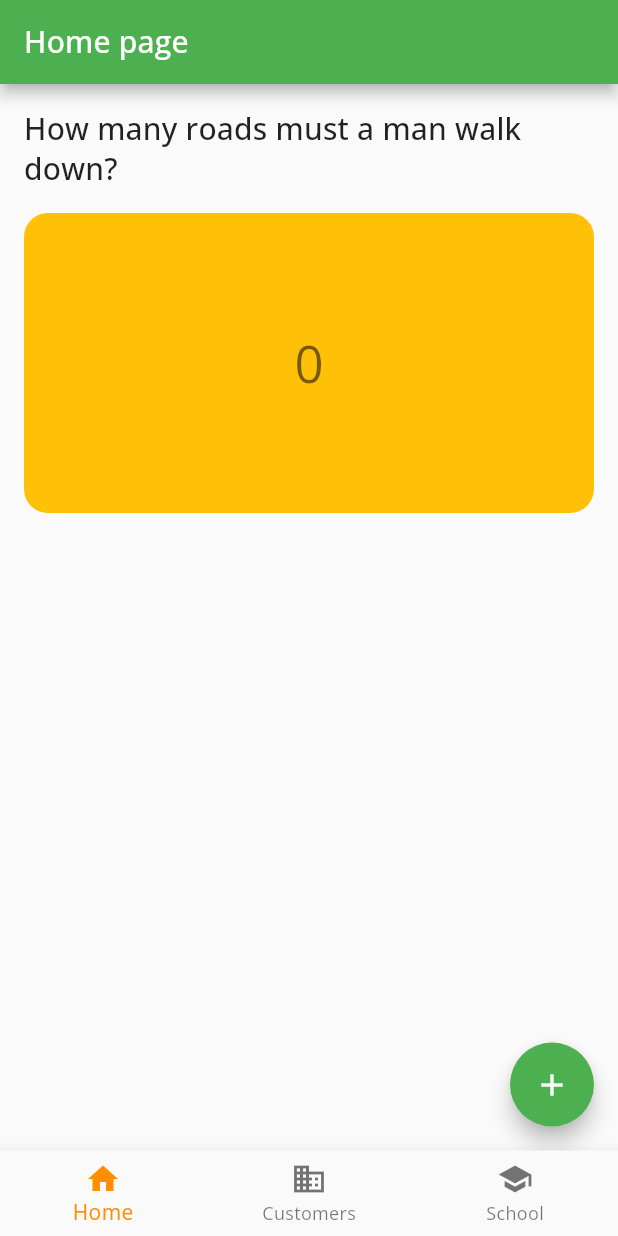
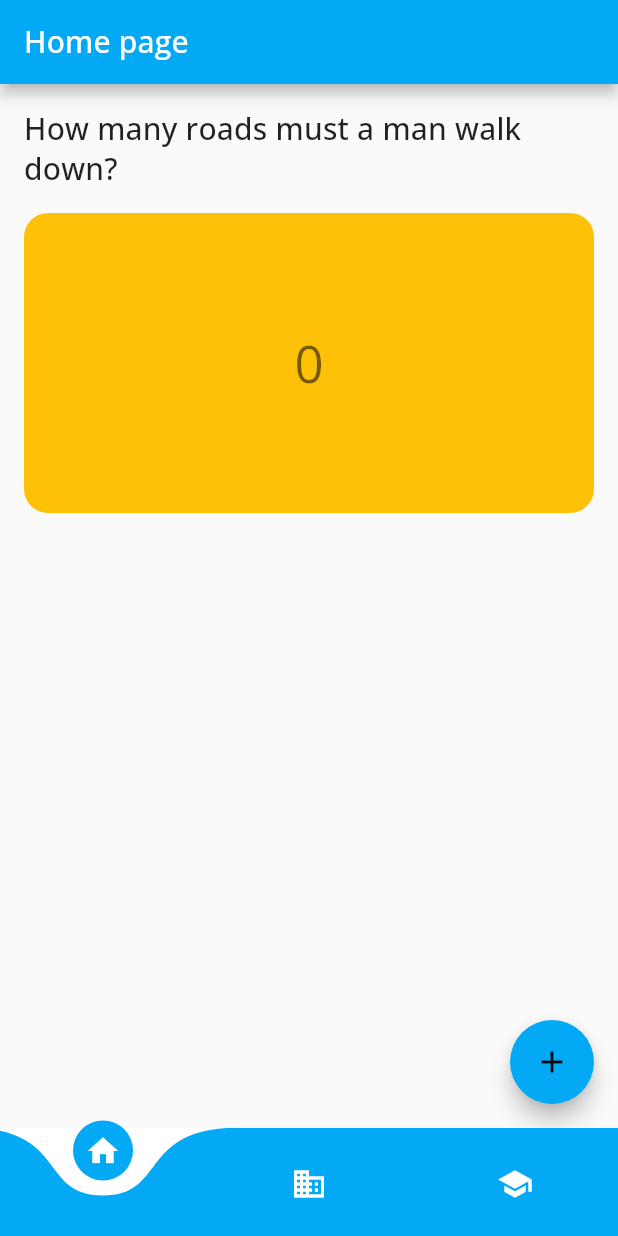
Before and after one commit to haukurmar/first_flutter_app, a Flutter app: the screen it shows after launch, on a phone screen of 412 x 824 dp. Run offline on Flutter 3.47's test engine with Material 2 defaults, Android fonts, the phone set to English and light mode, and no system bars; drawn by our look-alikes of curved_navigation_bar; our stand-ins replace google_fonts.

```diff
--- a/lib/main.dart
+++ b/lib/main.dart
@@ -1,3 +1,4 @@
+import 'package:curved_navigation_bar/curved_navigation_bar.dart';
 import 'package:flutter/material.dart';
 import 'package:google_fonts/google_fonts.dart';
 
@@ -39,7 +40,7 @@ class _MyAppState extends State<MyApp> {
     return MaterialApp(
       title: 'Flutter Demo',
       theme: ThemeData(
-          primarySwatch: Colors.green,
+          primarySwatch: Colors.lightBlue,
           visualDensity: VisualDensity.adaptivePlatformDensity,
           textTheme: TextTheme(
             headline1: GoogleFonts.openSans(
@@ -70,38 +71,20 @@ class _MyAppState extends State<MyApp> {
                 fontSize: 10, fontWeight: FontWeight.w400, letterSpacing: 1.5),
           )),
       home: Scaffold(
-//        appBar: AppBar(
-//          title: Text(
-//            "App Header",
-//            //widget.title,
-//            style: TextStyle(
-//                fontFamily: Theme.of(context).textTheme.headline6.fontFamily,
-//                fontSize: Theme.of(context).textTheme.headline6.fontSize,
-//                fontWeight: Theme.of(context).textTheme.headline6.fontWeight,
-//                letterSpacing:
-//                    Theme.of(context).textTheme.headline6.letterSpacing,
-//                color: Colors.white),
-//          ),
-//        ),
         body: _pageOptions[_selectedPage],
-        bottomNavigationBar: BottomNavigationBar(
-          items: const <BottomNavigationBarItem>[
-            BottomNavigationBarItem(
-              icon: Icon(Icons.home),
-              title: Text('Home'),
-            ),
-            BottomNavigationBarItem(
-              icon: Icon(Icons.business),
-              title: Text('Customers'),
-            ),
-            BottomNavigationBarItem(
-              icon: Icon(Icons.school),
-              title: Text('School'),
-            ),
+        bottomNavigationBar: CurvedNavigationBar(
+          backgroundColor: Colors.white,
+          color: Colors.lightBlue,
+          height: 72,
+          animationDuration: Duration(milliseconds: 200),
+          animationCurve: Curves.bounceInOut,
+          onTap: _onItemTapped,
+          index: _selectedPage,
+          items: <Widget>[
+            Icon(Icons.home, size: 24, color: Colors.white),
+            Icon(Icons.business, size: 24, color: Colors.white),
+            Icon(Icons.school, size: 24, color: Colors.white),
           ],
-          currentIndex: _selectedPage,
-          selectedItemColor: Colors.amber[800],
-          onTap: _onItemTapped,
         ),
       ),
       //initialRoute: '/',
--- a/pubspec.yaml
+++ b/pubspec.yaml
@@ -30,6 +30,7 @@ dependencies:
   cupertino_icons: ^0.1.3
   google_fonts: ^1.1.0
   http: ^0.12.1
+  curved_navigation_bar: ^0.3.3
 
 dev_dependencies:
   flutter_test:
```
Also changed, not shown: pubspec.lock.
